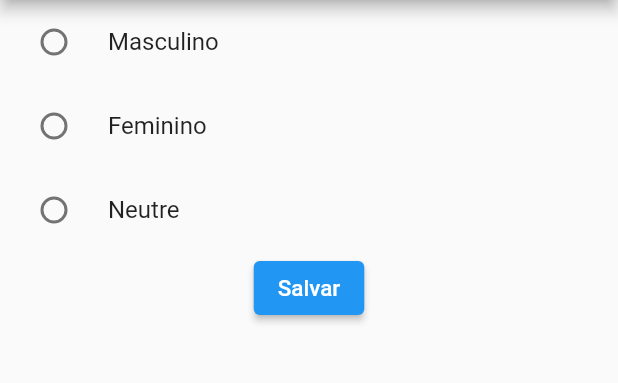
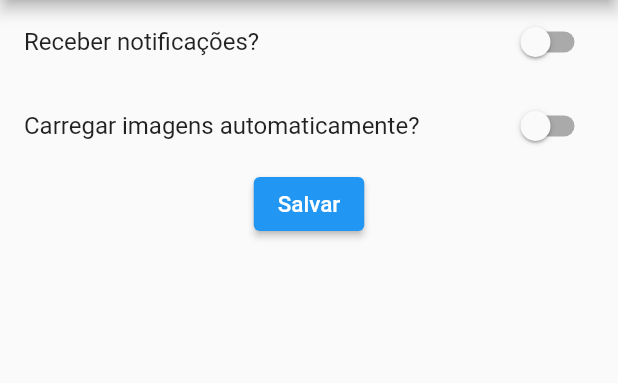
Before and after one commit to Lukerabr/Teste_Entrada_Dados, a Flutter app: the screen it shows after launch, after a tap on "Salvar", on a phone screen of 412 x 824 dp, the part 84-467 px from its top. Run offline on Flutter 3.47's test engine with Material 2 defaults, Android fonts, the phone set to English and light mode, and no system bars.

Commit message:
Testando SwitchList.

```diff
--- a/lib/EntradaRadioButton.dart
+++ b/lib/EntradaRadioButton.dart
@@ -50,6 +50,7 @@ class _EntradaRadioButtonState extends State<EntradaRadioButton> {
                 value: "Neutre",
                 groupValue: _escolhaUsuario,
                 onChanged: (escolha){
+
                   setState(() {
                     _escolhaUsuario = escolha.toString();
                   });
--- /dev/null
+++ b/lib/EntradaSwitch.dart
@@ -0,0 +1,73 @@
+import 'package:flutter/material.dart';
+
+class EntradaSwitch extends StatefulWidget {
+  const EntradaSwitch({Key? key}) : super(key: key);
+
+  @override
+  _EntradaSwitchState createState() => _EntradaSwitchState();
+}
+
+class _EntradaSwitchState extends State<EntradaSwitch> {
+
+  bool _escolhaUsuario = false;
+  bool _escolhaConfiguracao = false;
+
+  @override
+  Widget build(BuildContext context) {
+    return Scaffold(
+      appBar: AppBar(
+        title: Text("Entrada de dados"),
+      ),
+      body: Container(
+        child: Column(
+          children: <Widget>[
+
+            SwitchListTile(
+              title: Text("Receber notificações?"),
+                value: _escolhaUsuario,
+                onChanged: (valor){
+                  setState(() {
+                    _escolhaUsuario = valor;
+                  });
+                }
+            ),
+
+            SwitchListTile(
+                title: Text("Carregar imagens automaticamente?"),
+                value: _escolhaConfiguracao,
+                onChanged: (valor){
+                  setState(() {
+                    _escolhaConfiguracao = valor;
+                  });
+                }
+            ),
+
+            ElevatedButton(
+              onPressed: (){
+                print("Escolha notificações: " + _escolhaUsuario.toString() + "\n" +
+                    "Escolha carregar imagens: " + _escolhaConfiguracao.toString());
+                    },
+              child: Text(
+                  "Salvar",
+                  style: TextStyle(
+                      fontSize: 15
+                  )),
+            )
+
+
+            /*
+            Switch(
+                value: _escolhaUsuario,
+                onChanged: (valor){
+                  setState(() {
+                    _escolhaUsuario = valor;
+                  });
+                }
+            ),*/
+
+          ],
+        ),
+      ),
+    );
+  }
+}
--- a/lib/main.dart
+++ b/lib/main.dart
@@ -2,13 +2,15 @@ import 'package:entrada_dados/CampoTexto.dart';
 import 'package:flutter/material.dart';
 import 'package:entrada_dados/EntradaCheckbox.dart';
 import 'EntradaRadioButton.dart';
+import 'EntradaSwitch.dart';
 
 void main(){
   runApp(
       MaterialApp(
         //home: CampoTexto(),
         //home: EntradaCheckbox(),
-        home: EntradaRadioButton(),
+        //home: EntradaRadioButton(),
+        home: EntradaSwitch(),
       )
   );
 }
```
